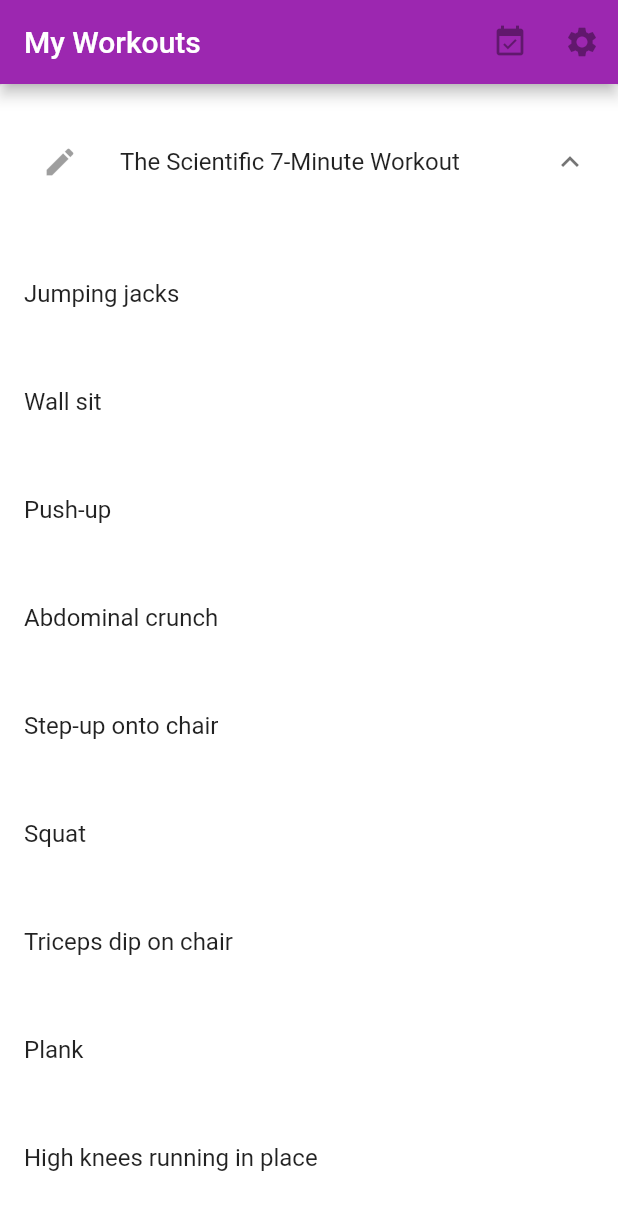
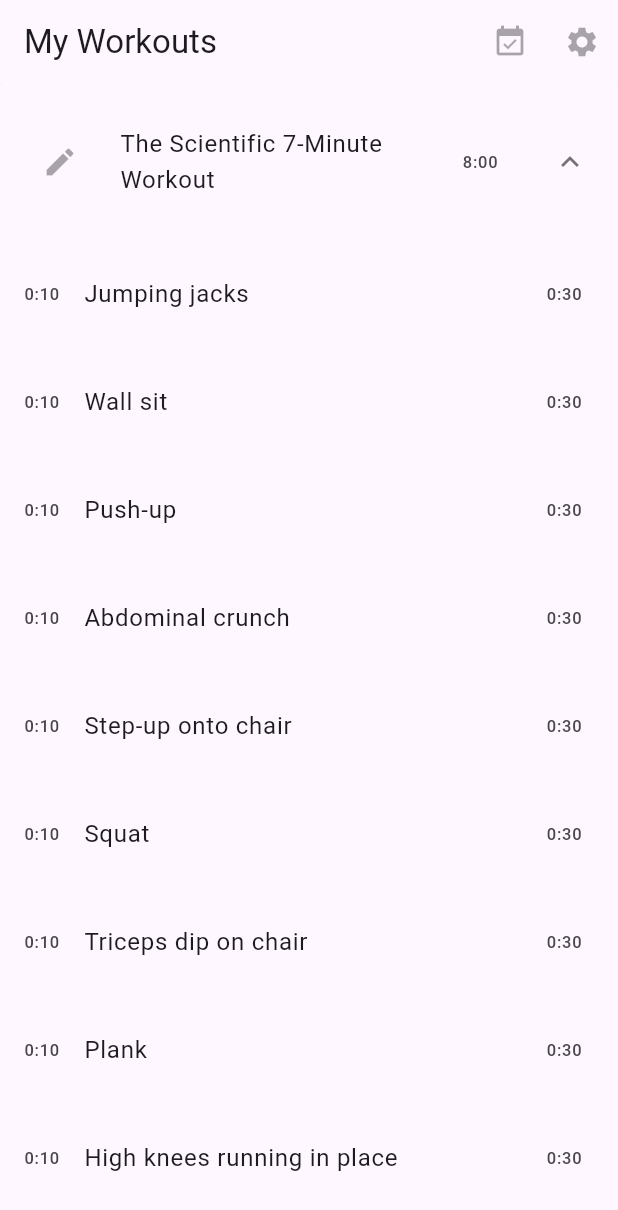
Before and after one commit to ivantrj/flutter_workout_app, a Flutter app: the screen it shows after launch, after a tap on the "expand more" icon, on a phone screen of 412 x 824 dp. Shown: the top 1210 px of the screen. Run offline on Flutter 3.47's test engine with Material 2 defaults, Android fonts, the phone set to English and light mode, and no system bars; our stand-ins replace equatable, flutter_bloc.

Commit message:
add time formatter

```diff
--- /dev/null
+++ b/lib/helpers.dart
@@ -0,0 +1,7 @@
+String formatTime(int seconds, bool pad) {
+  return pad
+      ? "${(seconds / 60).floor()}:${(seconds % 60).toString().padLeft(2, "0")}"
+      : (seconds > 59)
+          ? "${(seconds / 60).floor()}:${(seconds % 60).toString().padLeft(2, "0")}"
+          : seconds.toString();
+}
--- a/lib/main.dart
+++ b/lib/main.dart
@@ -17,7 +17,7 @@ class MainApp extends StatelessWidget {
       debugShowCheckedModeBanner: false,
       title: "My Workouts",
       theme: ThemeData(
-        primarySwatch: Colors.purple,
+        useMaterial3: true,
       ),
       home: BlocProvider<WorkoutsCubit>(
         create: (BuildContext context) {
@@ -26,7 +26,7 @@ class MainApp extends StatelessWidget {
             print("Loading workouts...");
             workoutsCubit.getWorkouts();
           }
-          print('workouts loadded');
+          print('workouts loaded');
           return workoutsCubit;
         },
         child: BlocBuilder<WorkoutsCubit, List<Workout>>(builder: (context, state) {
--- a/lib/models/workout.dart
+++ b/lib/models/workout.dart
@@ -28,6 +28,11 @@ class Workout extends Equatable {
     return {'title': title, 'exercises': exercises};
   }
 
+  int getTotal() {
+    int time = exercises.fold(0, (previousValue, element) => previousValue + element.duration! + element.prelude!);
+    return time;
+  }
+
   @override
   List<Object?> get props => [title, exercises];
 
--- a/lib/screens/home_page.dart
+++ b/lib/screens/home_page.dart
@@ -1,6 +1,7 @@
 import 'package:flutter/material.dart';
 import 'package:flutter_bloc/flutter_bloc.dart';
 import 'package:flutter_workout_app/blocs/cubit/workouts_cubit.dart';
+import 'package:flutter_workout_app/helpers.dart';
 import 'package:flutter_workout_app/models/workout.dart';
 
 class HomePage extends StatelessWidget {
@@ -35,6 +36,7 @@ class HomePage extends StatelessWidget {
                             icon: Icon(Icons.edit),
                           ),
                           title: Text(workout.title!),
+                          trailing: Text(formatTime(workout.getTotal(), true)),
                         );
                       },
                       body: ListView.builder(
@@ -43,6 +45,8 @@ class HomePage extends StatelessWidget {
                         itemBuilder: (context, index) {
                           return ListTile(
                             onTap: null,
+                            leading: Text(formatTime(workout.exercises[index].prelude!, true)),
+                            trailing: Text(formatTime(workout.exercises[index].duration!, true)),
                             title: Text(workout.exercises[index].title!),
                             visualDensity: const VisualDensity(
                               horizontal: 0,
```
